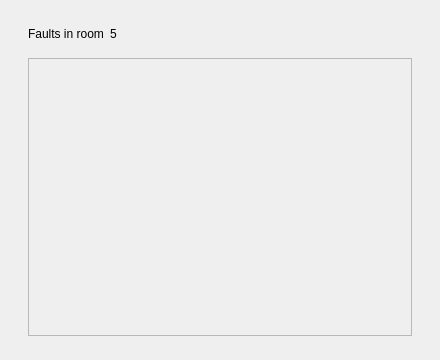
First picture: the form in src/1.1 - sql-UI/UI/UI_Files/room_faults_dialog.ui, repository NaorFarjun02/Room_Management, before the edit.
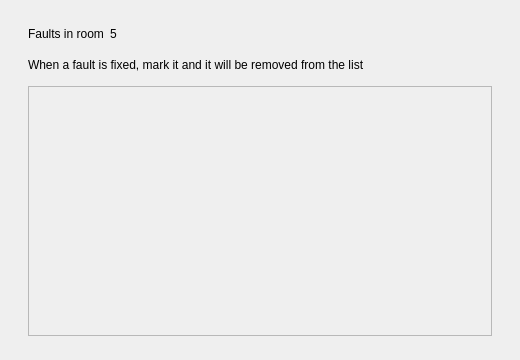
Second picture: the form after the edit.

Commit message: Add orders page, settings page, room filters and fault fixes

The edit to the form file:
```diff
--- a/src/1.1 - sql-UI/UI/UI_Files/room_faults_dialog.ui
+++ b/src/1.1 - sql-UI/UI/UI_Files/room_faults_dialog.ui
@@ -6,7 +6,7 @@
    <rect>
     <x>0</x>
     <y>0</y>
-    <width>440</width>
+    <width>520</width>
     <height>360</height>
    </rect>
   </property>
@@ -69,6 +69,19 @@
      </item>
     </layout>
    </item>
+   <item>
+    <widget class="QLabel" name="subtitle_label">
+     <property name="text">
+      <string>When a fault is fixed, mark it and it will be removed from the list</string>
+     </property>
+     <property name="wordWrap">
+      <bool>true</bool>
+     </property>
+     <property name="role" stdset="0">
+      <string>muted</string>
+     </property>
+    </widget>
+   </item>
    <item>
     <widget class="QScrollArea" name="faults_scrollArea">
      <property name="widgetResizable">
```
The commit also changes 20 other files.
